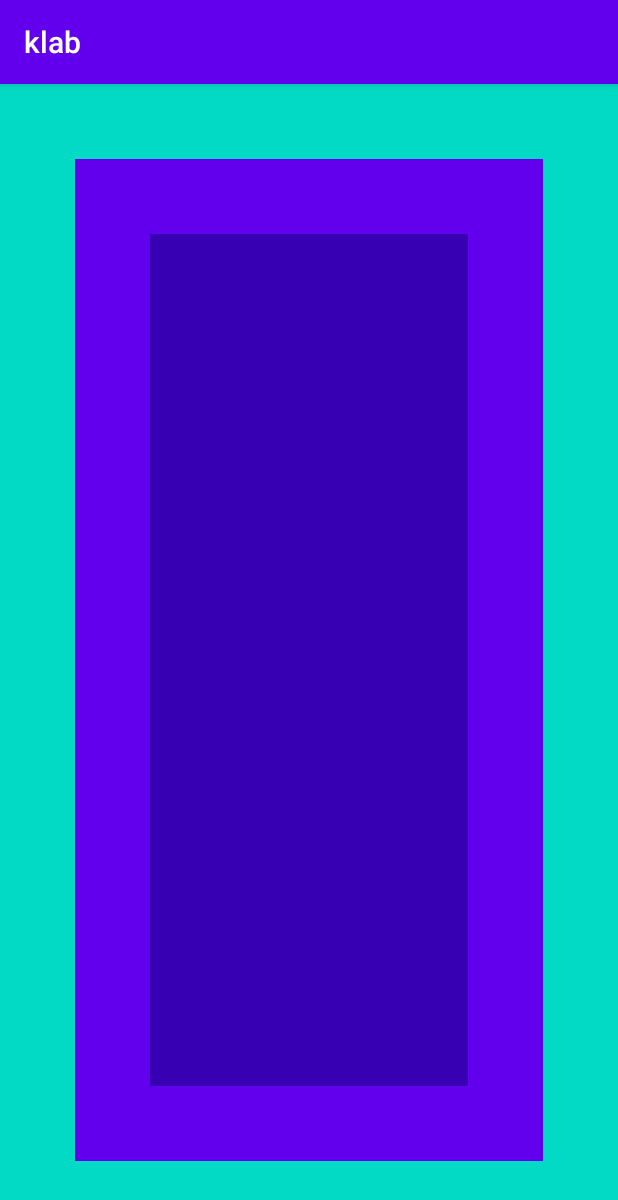
After one commit to kentsung118/klab, an Android app: the TouchEventActivity screen opened directly, with no data from a screen before it, on a phone screen of 412 x 824 dp. The commit adds this screen. Shown: the top 1200 px of the screen. Run offline under Robolectric (Android 15) with nearby library versions, the phone set to English and light mode, and no system bars.

Commit message:
add TouchEventActivity

```diff
--- a/app/src/main/AndroidManifest.xml
+++ b/app/src/main/AndroidManifest.xml
@@ -39,6 +39,7 @@
         <activity android:name=".WorkManagerActivity"/>
         <activity android:name=".MaskViewActivity"/>
         <activity android:name=".MediaStoreActivity"/>
+        <activity android:name=".touchevent.TouchEventActivity"/>
 
 
         <provider
--- /dev/null
+++ b/app/src/main/java/com/kent/lab/touchevent/TouchEventActivity.kt
@@ -0,0 +1,34 @@
+package com.kent.lab.touchevent
+
+import android.os.Bundle
+import android.util.Log
+import android.view.LayoutInflater
+import android.view.MotionEvent
+import com.kent.lab.BaseBindingActivity
+import com.kent.lab.databinding.ActivityTouchEventBinding
+
+
+class TouchEventActivity: BaseBindingActivity<ActivityTouchEventBinding>() {
+    override val bindingInflater: (LayoutInflater) -> ActivityTouchEventBinding
+        get() = ActivityTouchEventBinding::inflate
+
+    private val TAG: String = TouchEventActivity::class.java.name;
+
+    override fun onCreate(savedInstanceState: Bundle?) {
+        super.onCreate(savedInstanceState)
+    }
+
+    override fun dispatchTouchEvent(ev: MotionEvent?): Boolean {
+        Log.i(TAG, "dispatchTouchEvent    action:" + StringUtils.getMotionEventName(ev))
+        val superReturn = super.dispatchTouchEvent(ev)
+        Log.d(TAG, "dispatchTouchEvent    action:" + StringUtils.getMotionEventName(ev) + " " + superReturn)
+        return superReturn
+    }
+
+    override fun onTouchEvent(ev: MotionEvent?): Boolean {
+        Log.i(TAG, "onTouchEvent          action:" + StringUtils.getMotionEventName(ev))
+        val superReturn = super.onTouchEvent(ev)
+        Log.d(TAG, "onTouchEvent          action:" + StringUtils.getMotionEventName(ev) + " " + superReturn)
+        return superReturn
+    }
+}
--- /dev/null
+++ b/app/src/main/res/layout/activity_touch_event.xml
@@ -0,0 +1,34 @@
+<?xml version="1.0" encoding="utf-8"?>
+<androidx.constraintlayout.widget.ConstraintLayout xmlns:android="http://schemas.android.com/apk/res/android"
+    xmlns:app="http://schemas.android.com/apk/res-auto"
+    xmlns:tools="http://schemas.android.com/tools"
+    android:layout_width="match_parent"
+    android:layout_height="match_parent">
+
+    <com.kent.lab.touchevent.ViewGroup1
+        android:layout_width="match_parent"
+        android:layout_height="match_parent"
+        android:background="@color/colorAccent">
+
+        <com.kent.lab.touchevent.ViewGroup2
+            android:layout_width="match_parent"
+            android:layout_height="match_parent"
+            android:layout_margin="50dp"
+            android:background="@color/colorPrimary">
+
+            <com.kent.lab.touchevent.ViewGroup3
+                android:layout_width="match_parent"
+                android:layout_height="match_parent"
+                android:layout_margin="50dp"
+                android:background="@color/colorPrimaryDark">
+
+
+            </com.kent.lab.touchevent.ViewGroup3>
+
+
+        </com.kent.lab.touchevent.ViewGroup2>
+
+
+    </com.kent.lab.touchevent.ViewGroup1>
+
+</androidx.constraintlayout.widget.ConstraintLayout>
```
Also changed, not shown: app/src/main/java/com/kent/lab/MainActivity.kt (+6 -5 lines), app/src/main/java/com/kent/lab/touchevent/StringUtils.java (added, +28 -0 lines), app/src/main/java/com/kent/lab/touchevent/ViewGroup1.java (added, +43 -0 lines), app/src/main/java/com/kent/lab/touchevent/ViewGroup2.java (added, +44 -0 lines), app/src/main/java/com/kent/lab/touchevent/ViewGroup3.java (added, +46 -0 lines).
